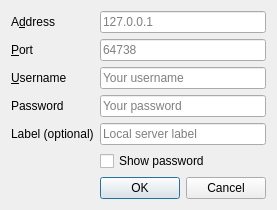
Before: the Qt Designer form src/mumble/ConnectDialogEdit.ui in mumble-voip/mumble, drawn with Qt 5.
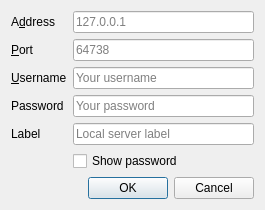
After: the same form once the commit is applied.

Commit message: Remove (optional) suffix from Label

Patch:
```diff
--- a/src/mumble/ConnectDialogEdit.ui
+++ b/src/mumble/ConnectDialogEdit.ui
@@ -6,7 +6,7 @@
    <rect>
     <x>0</x>
     <y>0</y>
-    <width>243</width>
+    <width>265</width>
     <height>197</height>
    </rect>
   </property>
@@ -133,7 +133,7 @@
    <item row="6" column="0">
     <widget class="QLabel" name="qliName">
      <property name="text">
-      <string>Label (optional)</string>
+      <string>Label</string>
      </property>
      <property name="buddy">
       <cstring>qleName</cstring>
```
